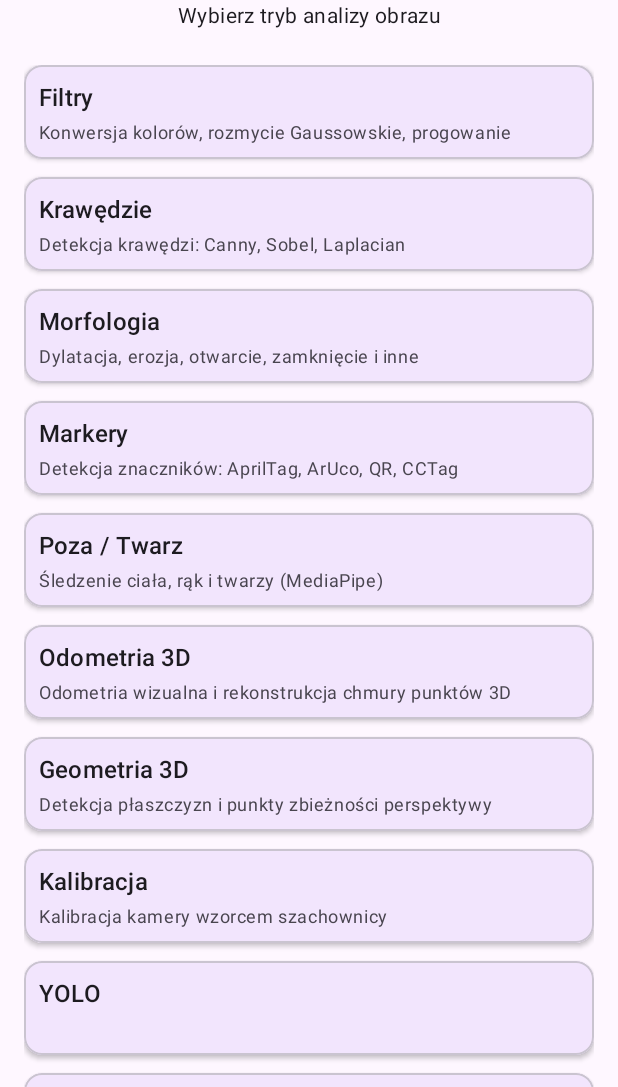
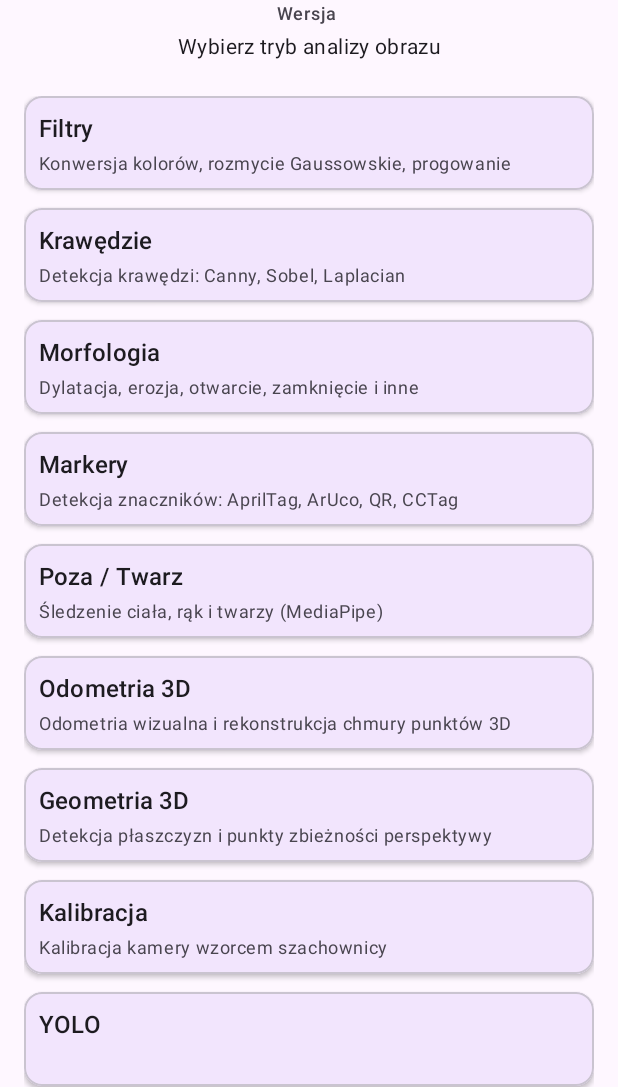
Before and after one commit to MatPomGit/mobile-vis, an Android app: the screen it shows after launch (MenuActivity), on a phone screen of 412 x 824 dp, the part 149-1236 px from its top. Run offline under Robolectric (Android 15) with nearby library versions, the phone set to English and light mode, and no system bars.

Commit message:
feat(menu): add version number under app name and bump_version.sh script
Agent-Logs-Url: https://github.com/MatPomGit/mobile-vis/sessions/5a5e9840-b3d1-4508-b317-a4f837489e16

Co-authored-by: MatPomGit <33669232+MatPomGit@users.noreply.github.com>

```diff
--- a/android/app/build.gradle.kts
+++ b/android/app/build.gradle.kts
@@ -12,8 +12,8 @@ android {
         applicationId = "pl.edu.mobilecv"
         minSdk = 24
         targetSdk = 36
-        versionName = rootProject.extra["app_version_code"].toString()
-        versionCode = (rootProject.extra["app_version_code"] as Number).toInt()
+        versionName = rootProject.extra["app_version_name"].toString()
+        versionCode = rootProject.extra["app_version_code"] as Int
     }
 
     signingConfigs {
--- a/android/app/src/main/java/pl/edu/mobilecv/MenuActivity.kt
+++ b/android/app/src/main/java/pl/edu/mobilecv/MenuActivity.kt
@@ -22,6 +22,8 @@ class MenuActivity : AppCompatActivity() {
     companion object {
         /** Intent extra key used to pass the selected [AnalysisMode] name to [MainActivity]. */
         const val EXTRA_MODE = "extra_mode"
+
+        private const val TAG = "MenuActivity"
     }
 
     private lateinit var binding: ActivityMenuBinding
@@ -30,8 +32,20 @@ class MenuActivity : AppCompatActivity() {
         super.onCreate(savedInstanceState)
         binding = ActivityMenuBinding.inflate(layoutInflater)
         setContentView(binding.root)
+        showAppVersion()
         buildModeCards()
         buildPointCloudViewerCard()
+    }
+
+    /** Displays the current app version below the app name. */
+    private fun showAppVersion() {
+        val versionName = try {
+            packageManager.getPackageInfo(packageName, 0).versionName ?: ""
+        } catch (e: android.content.pm.PackageManager.NameNotFoundException) {
+            android.util.Log.e(TAG, "Could not read app version", e)
+            ""
+        }
+        binding.textAppVersion.text = getString(R.string.app_version_format, versionName)
     }
 
     /** Inflates one card per [AnalysisMode] and appends it to the container. */
--- a/android/app/src/main/res/layout/activity_menu.xml
+++ b/android/app/src/main/res/layout/activity_menu.xml
@@ -21,6 +21,18 @@
         android:paddingBottom="8dp"
         android:paddingStart="16dp"
         android:paddingEnd="16dp" />
+
+    <!-- Version number displayed under the app name -->
+    <TextView
+        android:id="@+id/textAppVersion"
+        android:layout_width="match_parent"
+        android:layout_height="wrap_content"
+        android:gravity="center"
+        android:paddingBottom="4dp"
+        android:paddingStart="16dp"
+        android:paddingEnd="16dp"
+        android:textAppearance="?attr/textAppearanceLabelMedium"
+        android:textColor="?attr/colorOnSurfaceVariant" />
 
     <!-- Subtitle / instructions -->
     <TextView
--- a/android/app/src/main/res/values/strings.xml
+++ b/android/app/src/main/res/values/strings.xml
@@ -4,6 +4,7 @@
         To add other locales, create res/values-<lang>/strings.xml (e.g. values-en/).
     -->
     <string name="app_name">MobileCV</string>
+    <string name="app_version_format">Wersja %s</string>
     <string name="camera_permission_denied">Uprawnienie do kamery jest wymagane. Aplikacja zostanie zamknięta.</string>
     <string name="opencv_init_error">Błąd inicjalizacji OpenCV. Niektóre filtry mogą nie działać.</string>
     <string name="camera_preview_description">Podgląd kamery z nałożonym filtrem OpenCV</string>
--- a/android/build.gradle.kts
+++ b/android/build.gradle.kts
@@ -2,5 +2,5 @@
 plugins {
     alias(libs.plugins.android.application) apply false
 }
-val app_version_code by extra(1.9)
-val app_version_name by extra(app_version_code)
+val app_version_name by extra("1.9")
+val app_version_code by extra(9)
```
Also changed, not shown: 1 other file.
